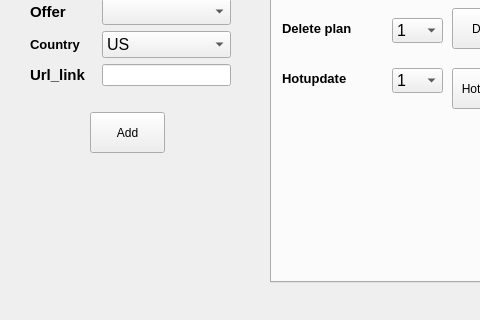
Above: ui/test.ui from FuckBrains/src before the change; both pictures show x 0 to 480 and y 238 to 558 of the 939 by 558 pixel window. Below: the same form after it.
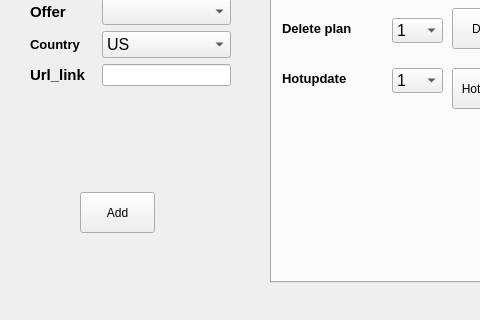
That is the form after the change.

```diff
--- a/ui/test.ui
+++ b/ui/test.ui
@@ -23,8 +23,8 @@
    <widget class="QPushButton" name="pushButton1">
     <property name="geometry">
      <rect>
-      <x>90</x>
-      <y>350</y>
+      <x>80</x>
+      <y>430</y>
       <width>75</width>
       <height>41</height>
      </rect>
```
